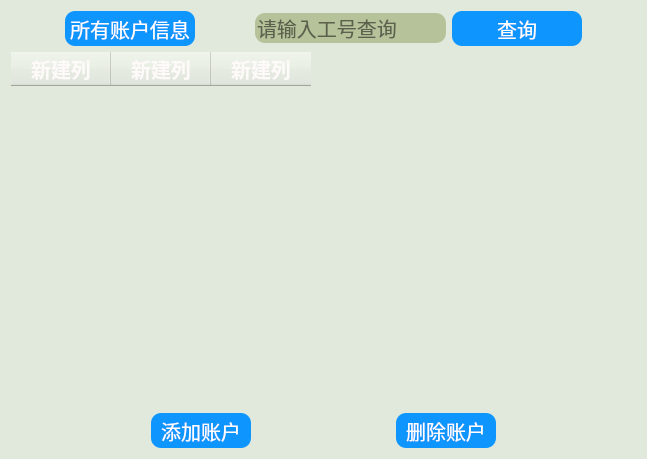
The window that accountManage/accountdlg.ui (wwkl3385/ManagementTool) describes before a commit, drawn with Qt 5.
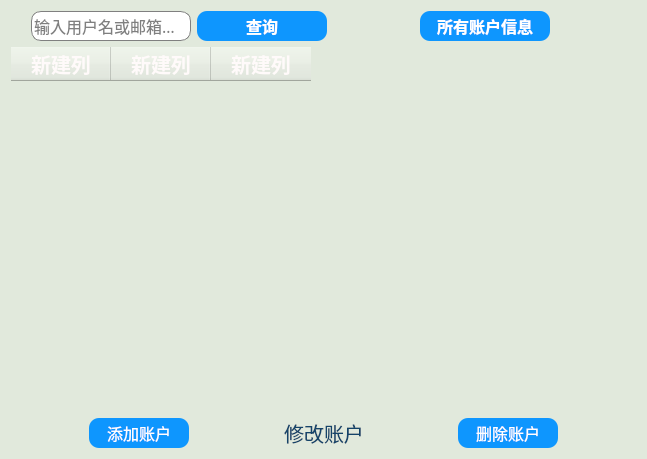
The same window after the commit.

```diff
--- a/accountManage/accountdlg.ui
+++ b/accountManage/accountdlg.ui
@@ -28,85 +28,57 @@
        <property name="orientation">
         <enum>Qt::Horizontal</enum>
        </property>
+       <property name="sizeType">
+        <enum>QSizePolicy::Maximum</enum>
+       </property>
        <property name="sizeHint" stdset="0">
         <size>
-         <width>40</width>
+         <width>20</width>
          <height>20</height>
         </size>
        </property>
       </spacer>
      </item>
      <item>
-      <widget class="QPushButton" name="pushButton">
+      <widget class="QLineEdit" name="searchLineEdit">
        <property name="minimumSize">
         <size>
-         <width>130</width>
-         <height>35</height>
+         <width>160</width>
+         <height>30</height>
         </size>
        </property>
-       <property name="maximumSize">
-        <size>
-         <width>130</width>
-         <height>35</height>
-        </size>
+       <property name="font">
+        <font>
+         <family>Microsoft Yahei</family>
+         <pointsize>12</pointsize>
+         <weight>50</weight>
+         <italic>false</italic>
+         <bold>false</bold>
+        </font>
        </property>
-       <property name="styleSheet">
-        <string notr="true">QPushButton
-{
-    font-family:Microsoft Yahei;
-    color:white;
-    background-color:rgb(14 , 150 , 254);
-    border-radius:10px;
-	font: 15pt;
-}
-
-QPushButton:hover
-{
-    background-color:rgb(44 , 137 , 255);
-}
-
-QPushButton:pressed
-{
-    background-color:rgb(14 , 100 , 228);
-    padding-left:4px;
-    padding-top:4px;
-}
-QPushButton:unpressed
-{
-    background-color:rgb(0 , 100 , 0);
-    padding-left:4px;
-    padding-top:4px;
-}</string>
+       <property name="cursor">
+        <cursorShape>IBeamCursor</cursorShape>
        </property>
-       <property name="text">
-        <string>所有账户信息</string>
-       </property>
-      </widget>
-     </item>
-     <item>
-      <spacer name="horizontalSpacer">
-       <property name="orientation">
-        <enum>Qt::Horizontal</enum>
-       </property>
-       <property name="sizeHint" stdset="0">
-        <size>
-         <width>40</width>
-         <height>20</height>
-        </size>
-       </property>
-      </spacer>
-     </item>
-     <item>
-      <widget class="QLineEdit" name="lineEdit_9">
        <property name="styleSheet">
-        <string notr="true">background-color: rgb(182,194,154);
+        <string notr="true">QLineEdit{
+background-color: rgb(255,255,255);
 color: rgb(0, 0, 0);
 border-radius:10px;
-font:15pt;
-font-family:Microsoft Yahei;</string>
+font:12pt;
+font-family:Microsoft Yahei;
+border:1px solid gray;
+}
+QLineEdit:hover{
+border-width:2px;
+border-color:rgb(170, 170, 255);
+}
+QLineEdit:focus {
+border-width:2px;
+border-color:rgb(170, 170, 255);
+}</string>
        </property>
        <property name="placeholderText">
-        <string>请输入工号查询</string>
+        <string>输入用户名或邮箱查询</string>
        </property>
       </widget>
      </item>
@@ -115,13 +87,13 @@
        <property name="minimumSize">
         <size>
          <width>130</width>
-         <height>35</height>
+         <height>30</height>
         </size>
        </property>
        <property name="maximumSize">
         <size>
          <width>130</width>
-         <height>35</height>
+         <height>30</height>
         </size>
        </property>
        <property name="styleSheet">
@@ -131,7 +103,8 @@
     color:white;
     background-color:rgb(14 , 150 , 254);
     border-radius:10px;
-	font: 15pt;
+	font: 12pt;
+font:bold;
 }
 
 QPushButton:hover
@@ -170,6 +143,67 @@
        </property>
       </spacer>
      </item>
+     <item>
+      <widget class="QPushButton" name="allUserPushButton">
+       <property name="minimumSize">
+        <size>
+         <width>130</width>
+         <height>30</height>
+        </size>
+       </property>
+       <property name="maximumSize">
+        <size>
+         <width>130</width>
+         <height>30</height>
+        </size>
+       </property>
+       <property name="styleSheet">
+        <string notr="true">QPushButton
+{
+    font-family:Microsoft Yahei;
+    color:white;
+    background-color:rgb(14 , 150 , 254);
+    border-radius:10px;
+	font: 12pt;
+font:bold;
+}
+
+QPushButton:hover
+{
+    background-color:rgb(44 , 137 , 255);
+}
+
+QPushButton:pressed
+{
+    background-color:rgb(14 , 100 , 228);
+    padding-left:4px;
+    padding-top:4px;
+}
+QPushButton:unpressed
+{
+    background-color:rgb(0 , 100 , 0);
+    padding-left:4px;
+    padding-top:4px;
+}</string>
+       </property>
+       <property name="text">
+        <string>所有账户信息</string>
+       </property>
+      </widget>
+     </item>
+     <item>
+      <spacer name="horizontalSpacer">
+       <property name="orientation">
+        <enum>Qt::Horizontal</enum>
+       </property>
+       <property name="sizeHint" stdset="0">
+        <size>
+         <width>40</width>
+         <height>20</height>
+        </size>
+       </property>
+      </spacer>
+     </item>
     </layout>
    </item>
    <item row="1" column="0">
@@ -178,6 +212,7 @@
       <string notr="true">QTableWidget
 {
     selection-background-color:tomato;
+font:12pt;
 
 }
 QTableWidget::item:hover
@@ -228,7 +263,7 @@
        <property name="minimumSize">
         <size>
          <width>100</width>
-         <height>35</height>
+         <height>30</height>
         </size>
        </property>
        <property name="maximumSize">
@@ -244,7 +279,7 @@
     color:white;
     background-color:rgb(14 , 150 , 254);
     border-radius:10px;
-	font: 15pt;
+	font: 12pt;
 }
 
 QPushButton:hover
@@ -288,7 +323,61 @@
        <property name="minimumSize">
         <size>
          <width>100</width>
-         <height>35</height>
+         <height>30</height>
+        </size>
+       </property>
+       <property name="maximumSize">
+        <size>
+         <width>100</width>
+         <height>16777215</height>
+        </size>
+       </property>
+       <property name="styleSheet">
+        <string notr="true">QLineEdit{
+background-color: oldlace; 
+color: steelblue;
+ border-radius:10px; 
+font:15px;   
+border: 2px groove gray;
+ border-style: outset;
+}
+                                               
+QLineEdit:hover
+{
+background-color:khaki; 
+color: black;
+}
+                                              
+QLineEdit:focus
+{
+background-color: pink; 
+border-style: inset; 
+}</string>
+       </property>
+       <property name="text">
+        <string>修改账户</string>
+       </property>
+      </widget>
+     </item>
+     <item>
+      <spacer name="horizontalSpacer_3">
+       <property name="orientation">
+        <enum>Qt::Horizontal</enum>
+       </property>
+       <property name="sizeHint" stdset="0">
+        <size>
+         <width>40</width>
+         <height>20</height>
+        </size>
+       </property>
+      </spacer>
+     </item>
+     <item>
+      <widget class="QPushButton" name="deletePushButton">
+       <property name="minimumSize">
+        <size>
+         <width>100</width>
+         <height>30</height>
         </size>
        </property>
        <property name="maximumSize">
@@ -304,7 +393,7 @@
     color:white;
     background-color:rgb(14 , 150 , 254);
     border-radius:10px;
-	font: 15pt;
+	font: 12pt;
 }
 
 QPushButton:hover
```
Left out of the diff: 4 changed lines with no effect on the pictures.
